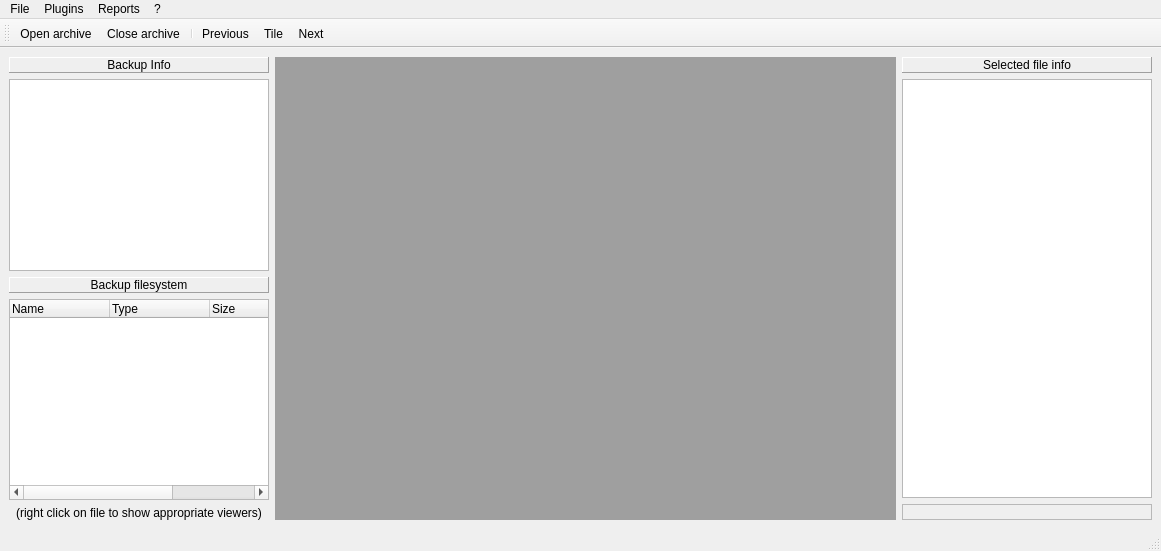
This is main_window.ui in PicciMario/iPhone-Backup-Analyzer-2 as Qt 5 draws it before an edit. The edited form follows.
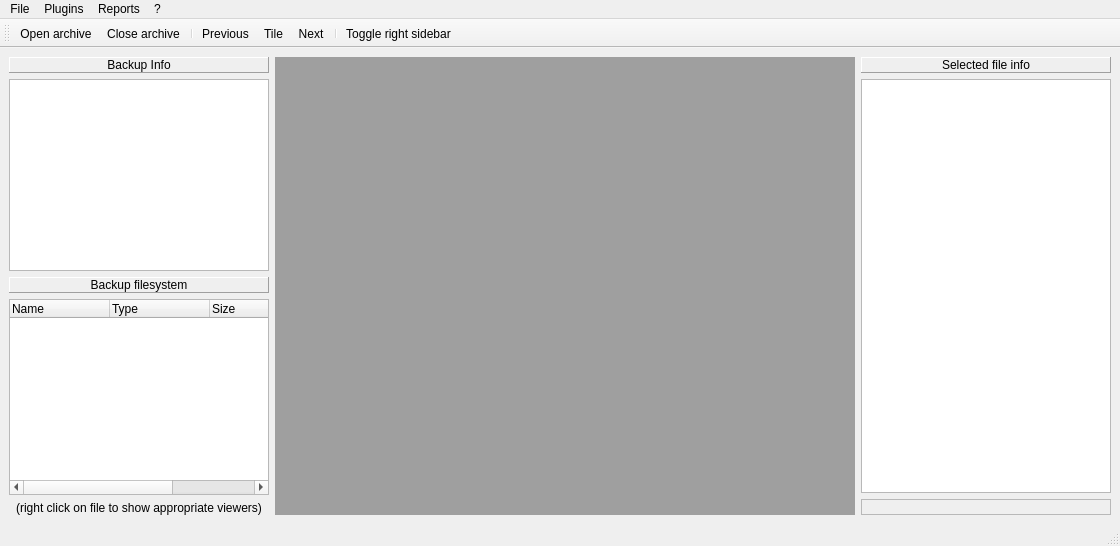
This is the edited form. Icons and pictures are not drawn.

Commit message: ability to toggle right sidebar visibility

What changed in the file:
```diff
--- a/main_window.ui
+++ b/main_window.ui
@@ -6,8 +6,8 @@
    <rect>
     <x>0</x>
     <y>0</y>
-    <width>1161</width>
-    <height>551</height>
+    <width>1120</width>
+    <height>546</height>
    </rect>
   </property>
   <property name="windowTitle">
@@ -197,7 +197,7 @@
     <rect>
      <x>0</x>
      <y>0</y>
-     <width>1161</width>
+     <width>1120</width>
      <height>21</height>
     </rect>
    </property>
@@ -246,6 +246,8 @@
    <addaction name="actionPrev"/>
    <addaction name="actionTile"/>
    <addaction name="actionNext"/>
+   <addaction name="separator"/>
+   <addaction name="actionToggleRight"/>
   </widget>
   <action name="actionNext">
    <property name="icon">
@@ -306,6 +308,15 @@
     <string>About...</string>
    </property>
   </action>
+  <action name="actionToggleRight">
+   <property name="icon">
+    <iconset resource="resources.qrc">
+     <normaloff>:/icons/images/rightSideBar.png</normaloff>:/icons/images/rightSideBar.png</iconset>
+   </property>
+   <property name="text">
+    <string>Toggle right sidebar</string>
+   </property>
+  </action>
  </widget>
  <resources>
   <include location="resources.qrc"/>
```
Left out of the diff: 2 changed lines with no effect on the pictures. The commit also changes 3 other files.
